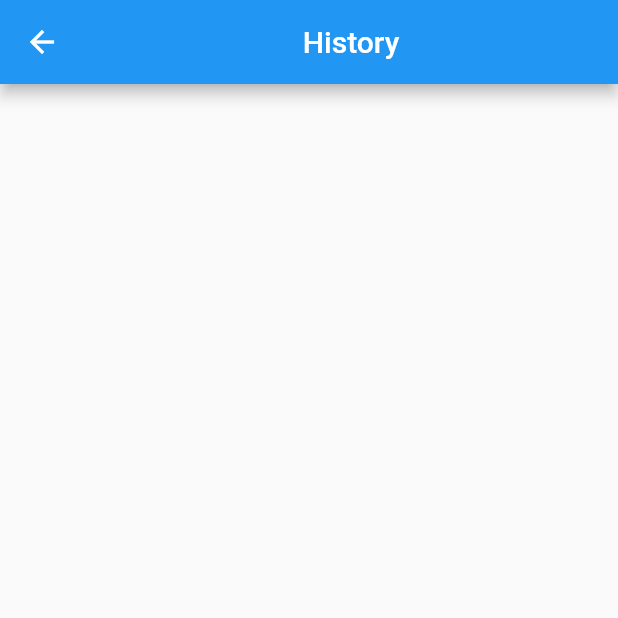
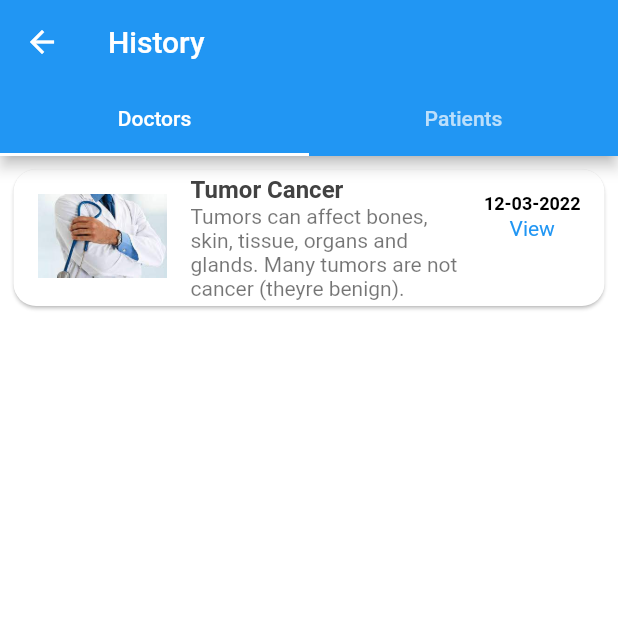
Before and after one commit to shahzebnaqvi/Medical_App, a Flutter app: the MyHistory screen opened directly, on a phone screen of 412 x 824 dp, the top half of it. Run offline on Flutter 3.47's test engine with Material 2 defaults, Android fonts, the phone set to English and light mode, and no system bars; our stand-ins replace carousel_slider, get, lottie; missing offline and left inert: dart:html.

Commit message:
Doctor History Updated

```diff
--- a/lib/Screens/maintools/myhistory.dart
+++ b/lib/Screens/maintools/myhistory.dart
@@ -1,3 +1,5 @@
+import 'dart:html';
+
 import 'package:flutter/material.dart';
 
 class MyHistory extends StatelessWidget {
@@ -5,12 +7,101 @@ class MyHistory extends StatelessWidget {
 
   @override
   Widget build(BuildContext context) {
-    return Scaffold(
-      appBar: AppBar(title: Center(child: Text('History')),
-      ),
-      body: Container(
+    return DefaultTabController(
+      initialIndex: 0,
+      length: 2,
+      child: Scaffold(
+        appBar: AppBar(
+          title:  Text('History'),
+          bottom: TabBar(
+            tabs: [
+              Tab(
+                child: Text('Doctors'),
+              ),
+              Tab(
+               child: Text('Patients'),
+              ),
 
+            ],
+          ),
+        ),
+        body:TabBarView(
+          children:[
+            Doctors('Tumor Cancer','12-03-2022','Tumors can affect bones, skin, tissue, organs and glands. Many tumors are not cancer (theyre benign).  '),
+            Padding(
+              padding: EdgeInsets.all(10),
+              child: Container(
+              child: Card(
+                child: ListTile(
+                  leading: Image.asset('assets/login.jpg'),
+                  title: Text('Tumor Cancer',style: TextStyle(fontSize: 15,fontWeight: FontWeight.bold),),
+                  trailing: Text('8:30 PM',style: TextStyle(fontSize: 15,fontWeight: FontWeight.bold),),
+                ),
+              ),
+
+              )
+            ),
+
+          ],
+        ),
       ),
     );
   }
-}
+  }
+
+
+  Widget Doctors(String title,String trailing,String subtitile) {
+    return Container(
+               padding: EdgeInsets.all(5),
+               decoration: BoxDecoration(
+                 color: Colors.white,
+                boxShadow: [
+                  BoxShadow(
+                    color: Colors.grey.withOpacity(0.2),
+                     spreadRadius: 5,
+                    blurRadius: 7,
+                     offset: Offset(0, 5),
+                  )
+                ]
+               ),
+
+              child: Column(
+                children: [
+                 Card(
+                   shape: RoundedRectangleBorder(
+                  borderRadius: BorderRadius.circular(15)
+                ),
+
+                 child: ListTile(
+                  leading: Image.asset('assets/login.jpg',fit: BoxFit.cover,),
+                  title: Text(title,style:  TextStyle(color: Colors.grey[800], fontWeight: FontWeight.bold),),
+                   subtitle: Text(subtitile),
+                    trailing:Column(
+                    children: [
+                     Text(trailing,style: TextStyle(fontSize: 12,color: Colors.black,fontWeight: FontWeight.bold),),
+                      SizedBox(height: 1,) ,
+                      // Text('08:30 PM'),
+                       GestureDetector(
+                       child: Text('View',style: TextStyle(color: Colors.blue),),
+                       onTap: (){
+                         print('Welcome Report');
+
+                       },
+                     )
+
+
+                     ],
+                  )
+
+                  // Text(trailing,style: TextStyle(fontSize: 15,color: Colors.black,fontWeight: FontWeight.bold),),
+                )
+                 )
+                ]
+                 )
+    );
+
+
+
+
+
+  }
```
